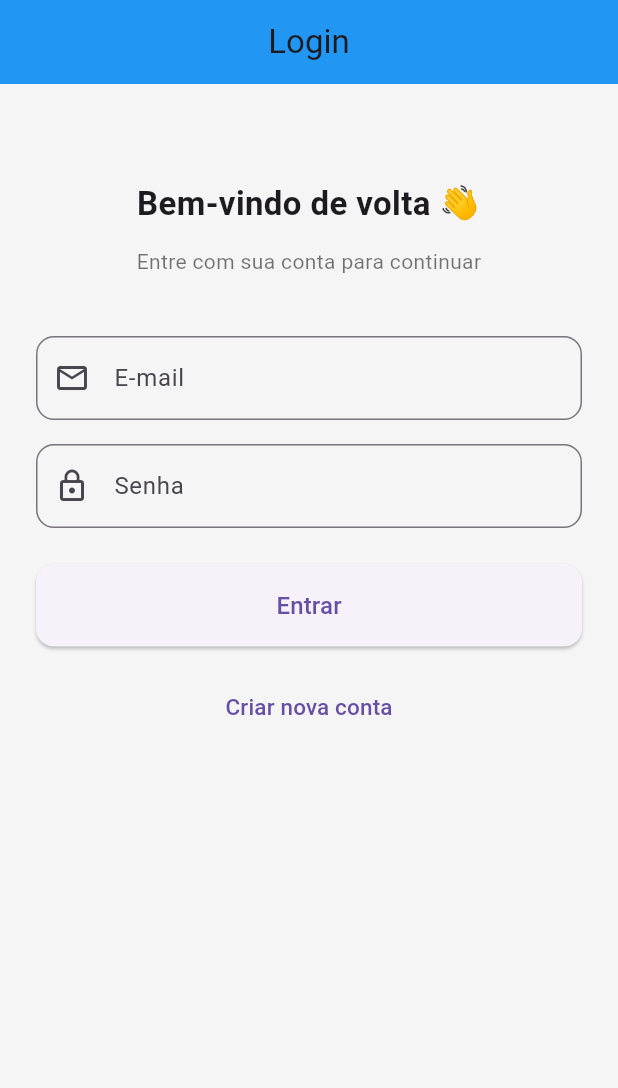
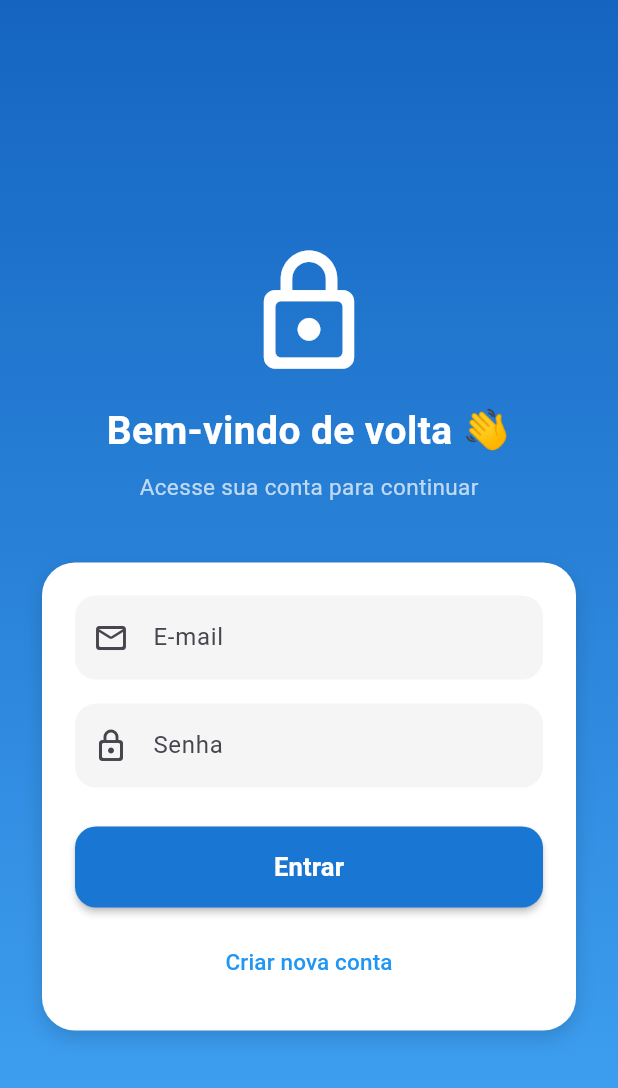
Before and after one commit to LuisGust-dev/iHealthy-Mobile, a Flutter app: the screen it shows after launch, on a phone screen of 412 x 824 dp. Shown: the top 1088 px of the screen. Run offline on Flutter 3.47's test engine with Material 3 defaults, Android fonts, the phone set to English and light mode, and no system bars; our stand-ins replace equatable, fl_chart, flutter_bloc, google_fonts, percent_indicator, shared_preferences and 1 more; accounts and stored records are empty.

Commit message:
Aperfeiçoamento da tela de login

```diff
--- a/lib/features/auth/presentation/pages/login_page.dart
+++ b/lib/features/auth/presentation/pages/login_page.dart
@@ -19,13 +19,13 @@ class _LoginFormState extends State<LoginForm> {
   @override
   Widget build(BuildContext context) {
     return Scaffold(
-      backgroundColor: Colors.grey[100],
+      extendBodyBehindAppBar: true,
       appBar: AppBar(
-        title: const Text('Login'),
-        centerTitle: true,
-        backgroundColor: Colors.blue,
+        backgroundColor: Colors.transparent,
         elevation: 0,
+        title: const Text(""),
       ),
+
       body: BlocListener<AuthBloc, AuthState>(
         listener: (context, state) {
           if (state is AuthLoading) {
@@ -36,8 +36,6 @@ class _LoginFormState extends State<LoginForm> {
             ScaffoldMessenger.of(context).showSnackBar(
               const SnackBar(content: Text('Login realizado com sucesso!')),
             );
-
-            // Redireciona para a tela principal
             Navigator.pushReplacementNamed(context, '/dashboard');
           } else if (state is AuthFailure) {
             ScaffoldMessenger.of(context).showSnackBar(
@@ -45,98 +43,178 @@ class _LoginFormState extends State<LoginForm> {
             );
           }
         },
+
+        child: Container(
+          decoration: const BoxDecoration(
+            gradient: LinearGradient(
+              colors: [
+                Color(0xFF1565C0),
+                Color(0xFF42A5F5),
+              ],
+              begin: Alignment.topCenter,
+              end: Alignment.bottomCenter,
+            ),
+          ),
+
           child: SafeArea(
+            child: Center(
               child: SingleChildScrollView(
-            padding: const EdgeInsets.all(24.0),
+                padding: const EdgeInsets.symmetric(horizontal: 28),
+                child: Column(
+                  children: [
+                    const SizedBox(height: 10),
+
+                    // Logo animada
+                    AnimatedScale(
+                      scale: 1,
+                      duration: const Duration(milliseconds: 800),
+                      child: const Icon(
+                        Icons.lock_outline_rounded,
+                        size: 90,
+                        color: Colors.white,
+                      ),
+                    ),
+
+                    const SizedBox(height: 16),
+
+                    const Text(
+                      "Bem-vindo de volta 👋",
+                      style: TextStyle(
+                        fontSize: 26,
+                        color: Colors.white,
+                        fontWeight: FontWeight.bold,
+                      ),
+                    ),
+
+                    const SizedBox(height: 8),
+
+                    const Text(
+                      "Acesse sua conta para continuar",
+                      style: TextStyle(
+                        fontSize: 15,
+                        color: Colors.white70,
+                      ),
+                    ),
+
+                    const SizedBox(height: 40),
+
+                    // CARD QUE ENVOLVE OS CAMPOS
+                    Container(
+                      padding: const EdgeInsets.all(22),
+                      decoration: BoxDecoration(
+                        color: Colors.white,
+                        borderRadius: BorderRadius.circular(22),
+                        boxShadow: [
+                          BoxShadow(
+                            color: Colors.black.withOpacity(0.15),
+                            blurRadius: 10,
+                            offset: const Offset(0, 4),
+                          )
+                        ],
+                      ),
                       child: Form(
                         key: _formKey,
                         child: Column(
-                crossAxisAlignment: CrossAxisAlignment.stretch,
                           children: [
-                  const SizedBox(height: 40),
-                  const Text(
-                    'Bem-vindo de volta 👋',
-                    textAlign: TextAlign.center,
-                    style: TextStyle(
-                      fontSize: 22,
-                      fontWeight: FontWeight.bold,
-                    ),
-                  ),
-                  const SizedBox(height: 12),
-                  const Text(
-                    'Entre com sua conta para continuar',
-                    textAlign: TextAlign.center,
-                    style: TextStyle(color: Colors.black54),
-                  ),
-                  const SizedBox(height: 40),
-
-                  // Campo de e-mail
+                            // EMAIL
                             TextFormField(
                               controller: _emailController,
                               decoration: InputDecoration(
                                 labelText: 'E-mail',
-                      prefixIcon: const Icon(Icons.email_outlined),
+                                prefixIcon:
+                                    const Icon(Icons.mail_outline_rounded),
+                                filled: true,
+                                fillColor: Colors.grey[100],
                                 border: OutlineInputBorder(
-                        borderRadius: BorderRadius.circular(12),
+                                  borderRadius: BorderRadius.circular(14),
+                                  borderSide: BorderSide.none,
                                 ),
                               ),
                               validator: (value) =>
                                   value!.isEmpty ? 'Informe seu e-mail' : null,
                             ),
+
                             const SizedBox(height: 16),
 
-                  // Campo de senha
+                            // SENHA
                             TextFormField(
                               controller: _passwordController,
                               obscureText: true,
                               decoration: InputDecoration(
                                 labelText: 'Senha',
-                      prefixIcon: const Icon(Icons.lock_outline),
+                                prefixIcon:
+                                    const Icon(Icons.lock_outline_rounded),
+                                filled: true,
+                                fillColor: Colors.grey[100],
                                 border: OutlineInputBorder(
-                        borderRadius: BorderRadius.circular(12),
+                                  borderRadius: BorderRadius.circular(14),
+                                  borderSide: BorderSide.none,
                                 ),
                               ),
                               validator: (value) =>
                                   value!.isEmpty ? 'Informe sua senha' : null,
                             ),
-                  const SizedBox(height: 24),
 
-                  // Botão de login
-                  ElevatedButton(
+                            const SizedBox(height: 26),
+
+                            // BOTÃO DE LOGIN
+                            SizedBox(
+                              width: double.infinity,
+                              height: 54,
+                              child: ElevatedButton(
                                 onPressed: () {
                                   if (_formKey.currentState!.validate()) {
                                     context.read<AuthBloc>().add(
                                           LoginRequested(
-                                email: _emailController.text.trim(),
-                                password: _passwordController.text.trim(),
+                                            email:
+                                                _emailController.text.trim(),
+                                            password:
+                                                _passwordController.text.trim(),
                                           ),
                                         );
                                   }
                                 },
                                 style: ElevatedButton.styleFrom(
-                      padding: const EdgeInsets.symmetric(vertical: 16),
+                                  backgroundColor: Colors.blue[700],
                                   shape: RoundedRectangleBorder(
-                        borderRadius: BorderRadius.circular(12),
+                                    borderRadius: BorderRadius.circular(14),
+                                  ),
+                                  elevation: 2,
+                                ),
+                                child: const Text(
+                                  "Entrar",
+                                  style: TextStyle(
+                                    fontSize: 17,
+                                    fontWeight: FontWeight.bold,
+                                    color: Colors.white,
                                   ),
                                 ),
-                    child: const Text(
-                      'Entrar',
-                      style: TextStyle(fontSize: 16),
                               ),
                             ),
-                  const SizedBox(height: 16),
 
-                  // Botão para cadastro
+                            const SizedBox(height: 12),
+
                             TextButton(
                               onPressed: () {
                                 Navigator.pushNamed(context, '/register');
                               },
                               child: const Text(
-                      'Criar nova conta',
-                      style: TextStyle(fontSize: 15),
+                                "Criar nova conta",
+                                style: TextStyle(
+                                  fontSize: 15,
+                                  fontWeight: FontWeight.w500,
+                                  color: Colors.blue,
                                 ),
                               ),
+                            )
                           ],
+                        ),
+                      ),
+                    ),
+
+                    const SizedBox(height: 40),
+                  ],
+                ),
               ),
             ),
           ),
```
Also changed, not shown: 1 other file. Lines whose indentation alone changed are shown as unchanged.
